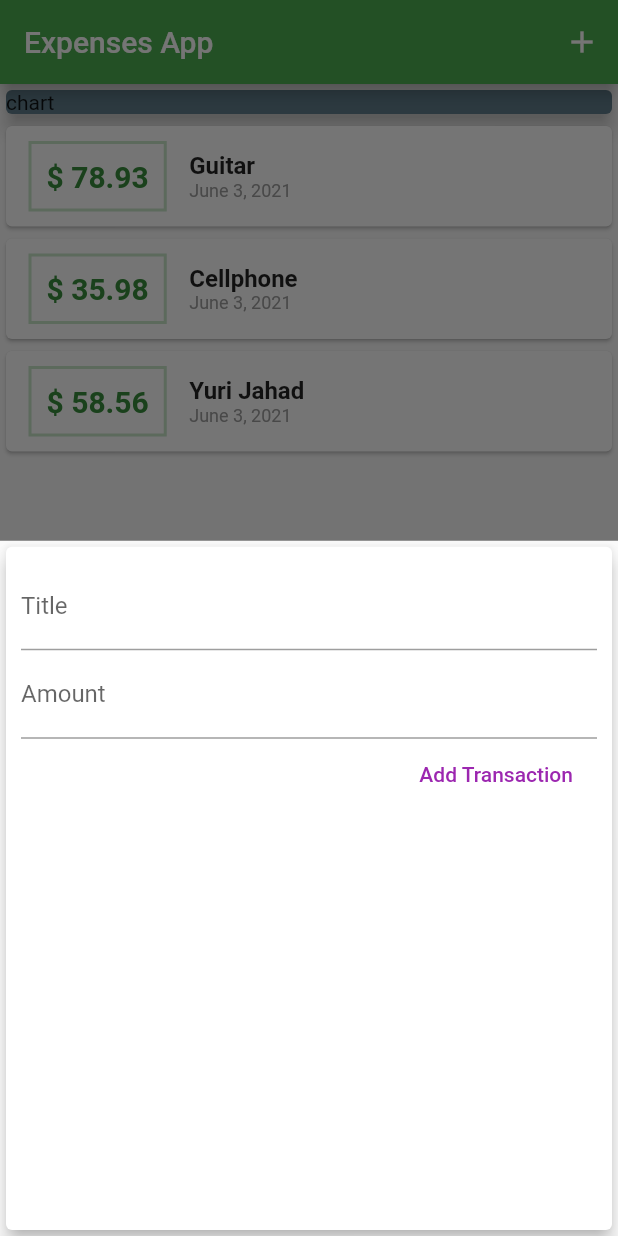
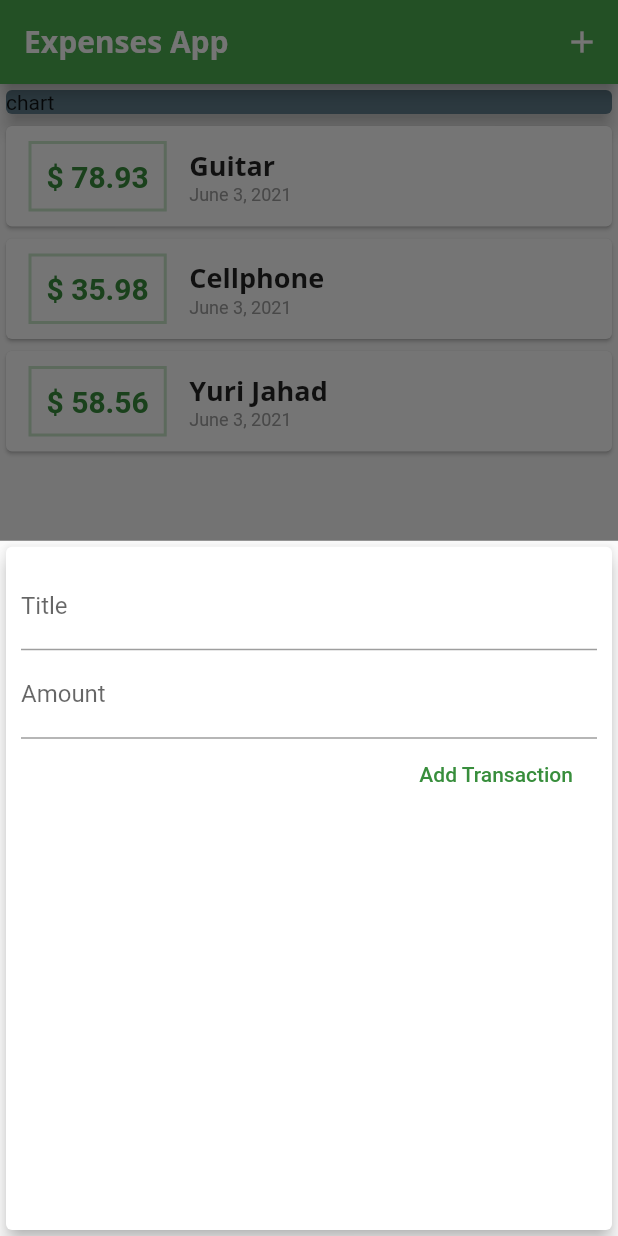
Before and after one commit to AndresN17/Expenses_App, a Flutter app: the screen it shows after launch, after a tap on the "add" icon, on a phone screen of 412 x 824 dp. Run offline on Flutter 3.47's test engine with Material 2 defaults, Android fonts, the phone set to English and light mode, and no system bars.

Commit message:
Added fonts to the theme

```diff
--- a/lib/main.dart
+++ b/lib/main.dart
@@ -11,10 +11,20 @@ class MyApp extends StatelessWidget {
     return MaterialApp(
       title: "Expenses App",
       theme: ThemeData(
-        primarySwatch: Colors.green,
-      ),
+          primarySwatch: Colors.green,
+          fontFamily: 'Quicksand',
+          textTheme: ThemeData.light().textTheme.copyWith(
+                  headline6: TextStyle(
+                      fontFamily: 'OpenSans',
+                      fontSize: 18,
+                      fontWeight: FontWeight.bold)),
+          appBarTheme: AppBarTheme(
+              textTheme: ThemeData.light().textTheme.copyWith(
+                  headline6: TextStyle(
+                      fontFamily: 'OpenSans',
+                      fontSize: 20,
+                      fontWeight: FontWeight.bold)))),
       home: MyHomePage(),
-
     );
   }
 }
--- a/lib/widgets/new_transaction.dart
+++ b/lib/widgets/new_transaction.dart
@@ -53,7 +53,8 @@ class _NewTransactionState extends State<NewTransaction> {
               FlatButton(
                   onPressed: submitData,
                   child: Text('Add Transaction',
-                      style: TextStyle(color: Colors.purple))),
+                      style: TextStyle(
+                          color: Theme.of(context).primaryColorDark))),
             ],
           ),
         ));
--- a/lib/widgets/transactionList.dart
+++ b/lib/widgets/transactionList.dart
@@ -17,13 +17,15 @@ class TransactionList extends StatelessWidget {
             children: <Widget>[
               Container(
                 margin: EdgeInsets.symmetric(vertical: 10, horizontal: 15),
-                child: Text('\$ ${userTransactions[index].amount.toStringAsFixed(2)}',
+                child: Text(
+                    '\$ ${userTransactions[index].amount.toStringAsFixed(2)}',
                     style: TextStyle(
                         fontWeight: FontWeight.bold,
                         fontSize: 20,
                         color: Theme.of(context).primaryColorDark)),
                 decoration: BoxDecoration(
-                  border: Border.all(color: Theme.of(context).primaryColorLight, width: 2),
+                  border: Border.all(
+                      color: Theme.of(context).primaryColorLight, width: 2),
                 ),
                 padding: EdgeInsets.all(10),
               ),
@@ -31,10 +33,7 @@ class TransactionList extends StatelessWidget {
                 crossAxisAlignment: CrossAxisAlignment.start,
                 children: <Widget>[
                   Text(userTransactions[index].title,
-                      style: TextStyle(
-                        fontSize: 16,
-                        fontWeight: FontWeight.bold,
-                      )),
+                      style: Theme.of(context).textTheme.headline6),
                   Text(DateFormat.yMMMMd().format(userTransactions[index].date),
                       style: TextStyle(fontSize: 12, color: Colors.grey)),
                 ],
@@ -43,7 +42,6 @@ class TransactionList extends StatelessWidget {
           ));
         },
         itemCount: userTransactions.length,
-
       ),
     );
   }
```
Also changed, not shown: pubspec.yaml (+12 -9 lines), assets/fonts/OpenSans-Bold.ttf (added), assets/fonts/OpenSans-Regular.ttf (added), assets/fonts/Quicksand-Bold.ttf (added), assets/fonts/Quicksand-Light.ttf (added), assets/fonts/Quicksand-Medium.ttf (added), assets/fonts/Quicksand-Regular.ttf (added).
